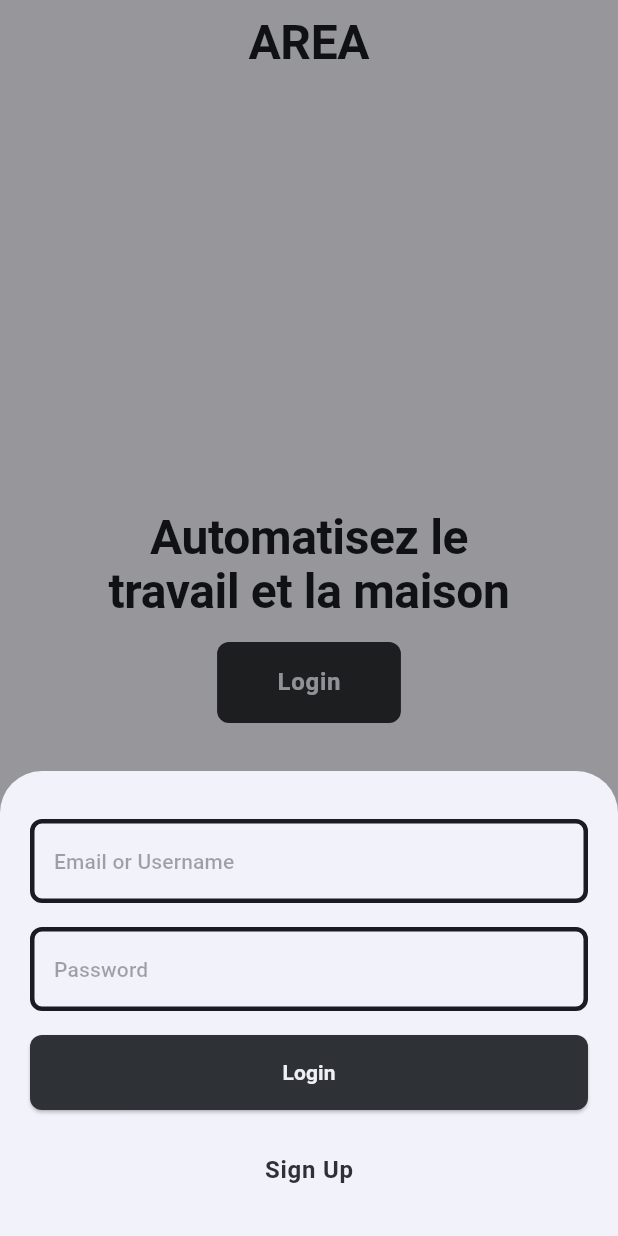
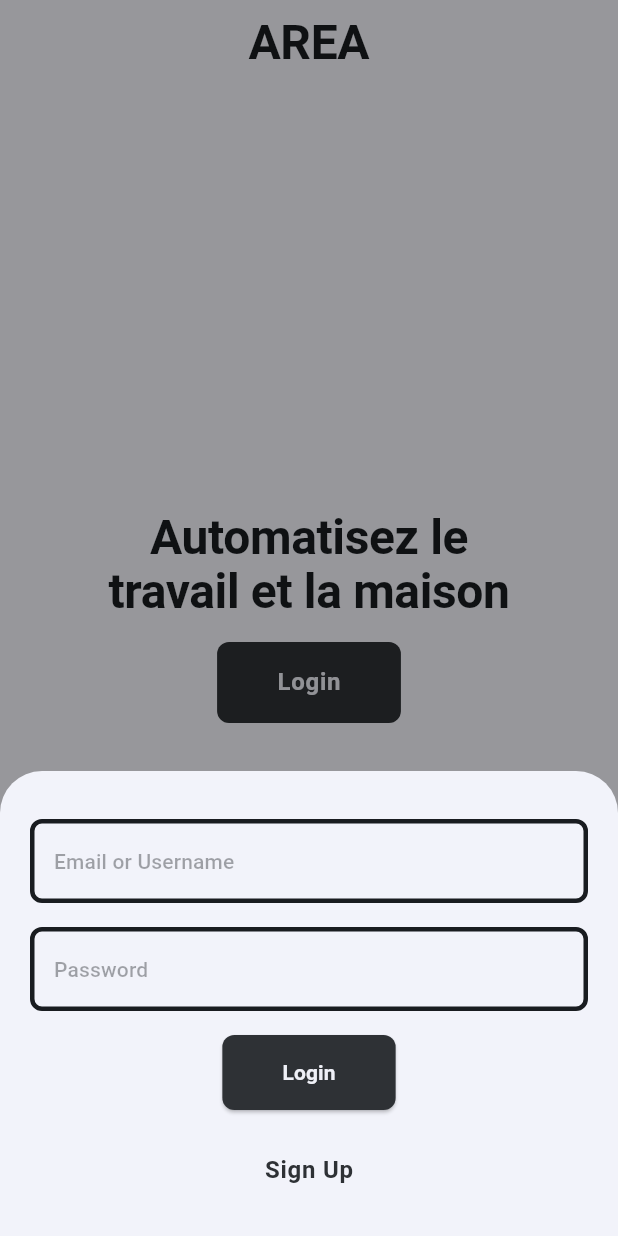
Before and after one commit to EliotAmn/Epitech-AREA, a Flutter app: the screen it shows after launch, item 3 of the bottom bar chosen, after a tap on "Login", on a phone screen of 412 x 824 dp. Run offline on Flutter 3.47's test engine with Material 3 defaults, Android fonts, the light colour scheme and no system bars.

Commit message:
Fix: copilot remark

```diff
--- a/mobile/lib/component/input/input_decorations.dart
+++ b/mobile/lib/component/input/input_decorations.dart
@@ -10,7 +10,7 @@ class AppInputDecorations {
         color: Theme.of(context).colorScheme.onSurface.withAlpha(100),
       ),
       border: OutlineInputBorder(
-        borderRadius: BorderRadius.all(Radius.circular(8)),
+        borderRadius: const BorderRadius.all(Radius.circular(8)),
         borderSide: BorderSide(
                     width: 3.0,
                     style: BorderStyle.solid,
@@ -18,7 +18,7 @@ class AppInputDecorations {
                     ),
       ),
       enabledBorder: OutlineInputBorder(
-        borderRadius: BorderRadius.all(Radius.circular(8)),
+        borderRadius: const BorderRadius.all(Radius.circular(8)),
         borderSide: BorderSide(
                     width: 3.0,
                     style: BorderStyle.solid,
@@ -26,11 +26,11 @@ class AppInputDecorations {
                     ),
       ),
       focusedBorder: OutlineInputBorder(
-        borderRadius: BorderRadius.all(Radius.circular(8)),
+        borderRadius: const BorderRadius.all(Radius.circular(8)),
         borderSide: BorderSide(
                     width: 3.0,
                     style: BorderStyle.solid,
-                    color: Theme.of(context).colorScheme.onSurface
+                    color: Theme.of(context).colorScheme.primary
                     ),
       ),
     );
--- a/mobile/lib/pages/login_page.dart
+++ b/mobile/lib/pages/login_page.dart
@@ -12,7 +12,7 @@ class LoginPage extends StatelessWidget {
     showModalBottomSheet(
       context: context,
       isScrollControlled: true,
-      barrierColor: Colors.black.withAlpha(100), // <-- overlay noir transparent
+      barrierColor: Colors.black.withAlpha(100),
       builder: (context) => Container(
         padding: EdgeInsets.only(
           bottom: 20 + MediaQuery.of(context).viewInsets.bottom,
@@ -27,11 +27,15 @@ class LoginPage extends StatelessWidget {
             SizedBox(height: Theme.of(context).textTheme.bodyLarge?.fontSize ?? 16),
             TextField(
               decoration: AppInputDecorations.primary(context, 'Email or Username'),
+              textInputAction: TextInputAction.next,
             ),
             SizedBox(height: Theme.of(context).textTheme.bodyLarge?.fontSize ?? 16),
             TextField(
               decoration: AppInputDecorations.primary(context, 'Password'),
+              textInputAction: TextInputAction.done,
               obscureText: true,
+              autocorrect: false,
+              enableSuggestions: false,
             ),
             SizedBox(height: Theme.of(context).textTheme.bodyLarge?.fontSize ?? 16),
             ElevatedButton(
@@ -40,7 +44,6 @@ class LoginPage extends StatelessWidget {
                 Navigator.of(context).pop();
               },
               style: ElevatedButton.styleFrom(
-                minimumSize: Size(double.infinity, 50),
                 shape: RoundedRectangleBorder(
                   borderRadius: BorderRadius.circular(8),
                 ),
@@ -58,7 +61,7 @@ class LoginPage extends StatelessWidget {
             TextButton(onPressed: () {
               // Handle sign up action
               Navigator.of(context).push(
-                MaterialPageRoute(builder: (context) => const SigninPage()),
+                MaterialPageRoute(builder: (context) => const SignUpPage()),
               );
             },
               style: TextButton.styleFrom(
```
Also changed, not shown: mobile/lib/pages/signup_page.dart (+9 -4 lines), 1 other file.
